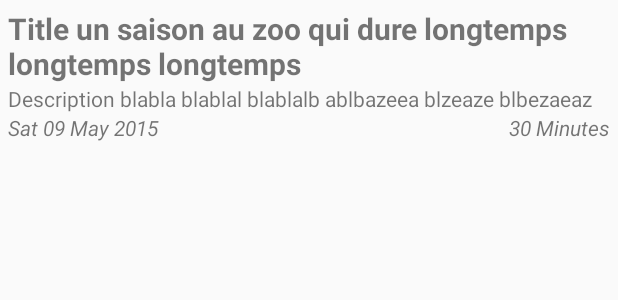
After one commit to ptournem/zooDeLaFleche_Android, an Android app: the layout adapter_programme.xml on its own in the app's theme, with its tools: preview values and no code run, on a phone screen of 412 x 824 dp. The commit adds this screen. Shown: the top 300 px of the screen. Run offline under Robolectric (Android 15) with nearby library versions, the phone set to English and light mode, and no system bars.

Commit message:
ADD  : ajout dans le menu du lien Programme TV ADD : ajout de la vue programme TV

```diff
--- /dev/null
+++ b/android-source/app/src/main/res/layout/adapter_programme.xml
@@ -0,0 +1,45 @@
+<?xml version="1.0" encoding="utf-8"?>
+<LinearLayout xmlns:android="http://schemas.android.com/apk/res/android"
+    android:orientation="vertical"
+    android:layout_width="match_parent"
+    android:layout_height="wrap_content"
+    android:padding="5dp">
+
+    <TextView
+        android:id="@+id/mTitle"
+        android:layout_width="match_parent"
+        android:layout_height="wrap_content"
+        android:text="Title un saison au zoo qui dure longtemps longtemps longtemps"
+        android:textStyle="bold"
+        android:textSize="20dp" />
+
+    <TextView
+        android:id="@+id/mDesc"
+        android:layout_width="match_parent"
+        android:layout_height="wrap_content"
+        android:text="Description blabla blablal blablalb ablbazeea blzeaze blbezaeaz" />
+
+    <LinearLayout xmlns:android="http://schemas.android.com/apk/res/android"
+        android:orientation="horizontal"
+        android:layout_width="match_parent"
+        android:layout_height="wrap_content">
+
+        <TextView
+            android:id="@+id/mStart"
+            android:layout_width="0dp"
+            android:layout_height="wrap_content"
+            android:layout_weight="1"
+            android:text="Sat 09 May 2015"
+            android:textStyle="italic" />
+
+        <TextView
+            android:id="@+id/mLength"
+            android:layout_width="0dp"
+            android:layout_weight="1"
+            android:layout_height="wrap_content"
+            android:text="30 Minutes"
+            android:textStyle="italic"
+            android:textAlignment="viewEnd"
+            android:gravity="end" />
+    </LinearLayout>
+</LinearLayout>
--- a/android-source/app/src/main/res/values/strings.xml
+++ b/android-source/app/src/main/res/values/strings.xml
@@ -14,6 +14,7 @@
     <string-array name="drawerItems">
         <item>Accueil</item>
         <item>Accès</item>
+        <item>Programme TV</item>
         <item>Spectacles</item>
         <item>Episodes</item>
         <item>Vidéos</item>
@@ -23,6 +24,7 @@
     <string-array name="sectionName">
         <item>Accueil</item>
         <item>Accès au zoo</item>
+        <item>Prochain épisodes</item>
         <item>Spectacles</item>
         <item>Episodes disponibles</item>
         <item>Vidéos disponibles</item>
```
Also changed, not shown: android-source/app/src/main/java/fr/ig2i/unesaisonauzoo/adapter/ProgrammeTVAdapter.java (added, +105 -0 lines), android-source/app/src/main/java/fr/ig2i/unesaisonauzoo/view/MainActivity.java (+16 -9 lines), android-source/app/src/main/java/fr/ig2i/unesaisonauzoo/view/fragment/ProgrammeTvFragment.java (added, +68 -0 lines), android-source/app/src/main/res/layout/fragment_programme_tv.xml (added, +11 -0 lines).
